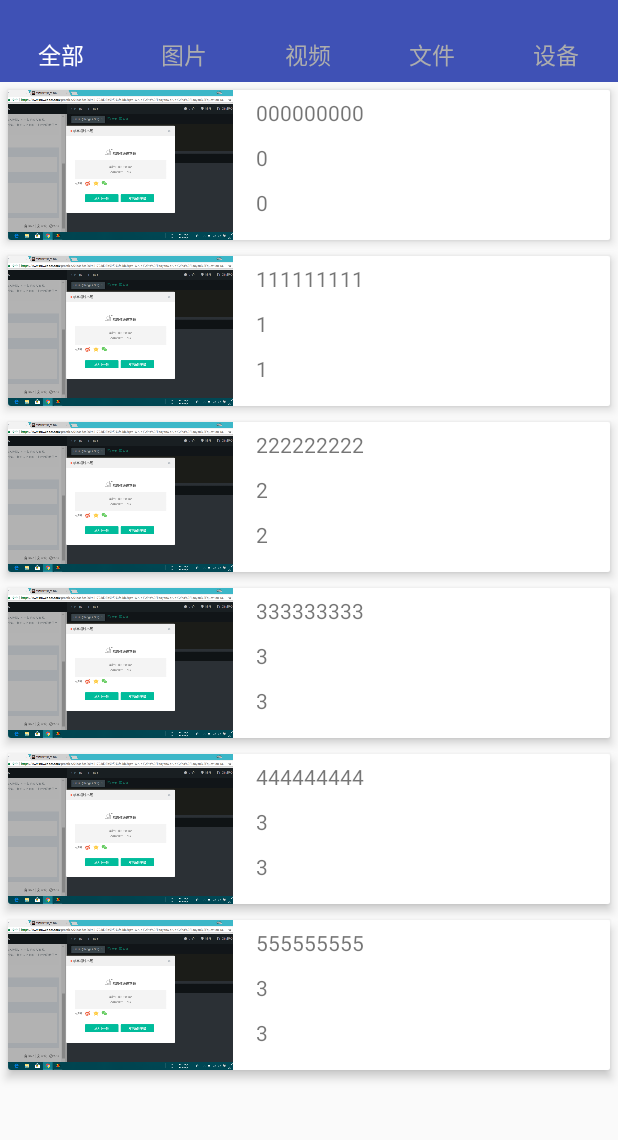
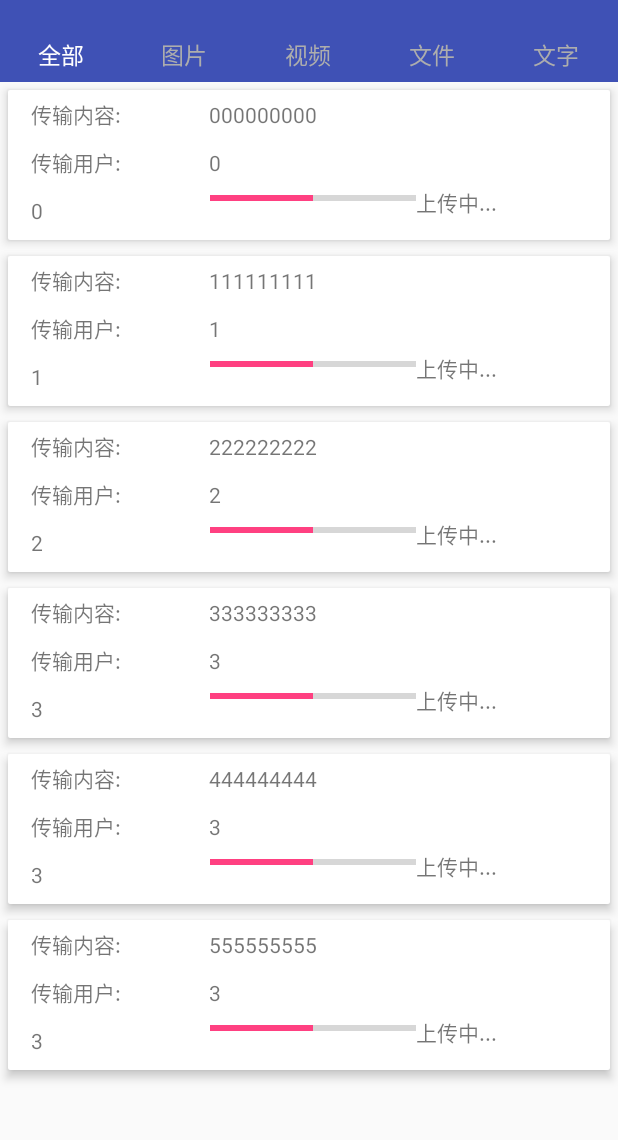
Before and after one commit to SilenCN/LanTransmission, an Android app: the TransInfoActivity screen opened directly, with no data from a screen before it, on a phone screen of 412 x 824 dp, the part 62-1202 px from its top. Run offline under Robolectric (Android 15) with nearby library versions, the phone set to English and light mode, and no system bars; network calls fail.

Commit message:
文字传输 以及进度条添加

```diff
--- a/app/src/main/java/cn/silen_dev/lantransmission/transhistory/TransInfoActivity.java
+++ b/app/src/main/java/cn/silen_dev/lantransmission/transhistory/TransInfoActivity.java
@@ -33,6 +33,7 @@ public class TransInfoActivity extends AppCompatActivity implements RadioGroup.O
     private Toolbar toolbar;
 
     private FileList_Adapter adapter;
+    private WordList_Adapter adapter2;
     private GridLayoutManager layoutManager;
     private RecyclerView recyclerView;
     private RadioGroup rg_tab_bar;
@@ -66,7 +67,7 @@ public class TransInfoActivity extends AppCompatActivity implements RadioGroup.O
         rb_pic=(RadioButton)findViewById(R.id.rb_pic);
         rb_vedio=(RadioButton)findViewById(R.id.rb_vedio);
         rb_file=(RadioButton)findViewById(R.id.rb_file);
-        rb_device=(RadioButton)findViewById(R.id.rb_device);
+        rb_device=(RadioButton)findViewById(R.id.rb_word);
 
         //初始化传输记录数据
         init_all(new ArrayList<Transmission>(Arrays.asList(files)));
@@ -100,9 +101,9 @@ public class TransInfoActivity extends AppCompatActivity implements RadioGroup.O
                 adapter=new FileList_Adapter(transList_file);
                 recyclerView.setAdapter(adapter);
                 break;
-            case R.id.rb_device:
-                adapter=new FileList_Adapter(transList_device);
-                recyclerView.setAdapter(adapter);
+            case R.id.rb_word:
+                adapter2=new WordList_Adapter(transList_device);
+                recyclerView.setAdapter(adapter2);
                 break;
         }
     }
--- a/app/src/main/res/layout/activity_trans_info.xml
+++ b/app/src/main/res/layout/activity_trans_info.xml
@@ -65,10 +65,10 @@
             android:textColor="@drawable/tab_menu_text"/>
 
         <RadioButton
-            android:id="@+id/rb_device"
+            android:id="@+id/rb_word"
             style="@style/tab_menu_item"
-            android:text="设备"
-            android:textColor="@drawable/tab_menu_text"/>
+            android:text="文字"
+            android:textColor="@drawable/tab_menu_text" />
     </RadioGroup>
     <!--</LinearLayout>-->
 
--- a/app/src/main/res/layout/activity_trans_item.xml
+++ b/app/src/main/res/layout/activity_trans_item.xml
@@ -27,41 +27,84 @@
 
         <!--</RelativeLayout>-->
 
-        <ImageView
-            android:id="@+id/pictures"
-            android:layout_width="150dp"
-            android:layout_height="match_parent"
-            android:scaleType="centerCrop"
-            android:src="@mipmap/test_1"/>
-
         <LinearLayout
-            android:layout_width="wrap_content"
+            android:layout_width="match_parent"
             android:layout_height="match_parent"
             android:orientation="vertical">
+            <LinearLayout
+                android:layout_width="match_parent"
+                android:layout_height="wrap_content"
+                android:orientation="horizontal">
+
+                <TextView
+                    android:id="@+id/file_name_title"
+                    android:layout_width="103dp"
+                    android:layout_height="wrap_content"
+                    android:layout_marginLeft="15dp"
+                    android:layout_marginVertical="5dp"
+                    android:text="传输内容:" />
 
                 <TextView
                     android:id="@+id/file_name"
-                android:layout_width="wrap_content"
+                    android:layout_width="235dp"
                     android:layout_height="wrap_content"
                     android:layout_marginLeft="15dp"
                     android:layout_marginVertical="5dp"
-                android:text="文件名:*******" />
+                    android:text="《共产党宣言》.txt" />
+            </LinearLayout>
+
+            <LinearLayout
+                android:layout_width="match_parent"
+                android:layout_height="wrap_content"
+                android:orientation="horizontal">
+
+
+                <TextView
+                    android:id="@+id/file_user_title"
+                    android:layout_width="103dp"
+                    android:layout_height="wrap_content"
+                    android:layout_marginLeft="15dp"
+                    android:layout_marginVertical="5dp"
+                    android:text="传输用户:" />
 
                 <TextView
                     android:id="@+id/file_user"
-                android:layout_width="wrap_content"
+                    android:layout_width="232dp"
                     android:layout_height="wrap_content"
                     android:layout_marginLeft="15dp"
                     android:layout_marginVertical="5dp"
-                android:text="传输用户:*******" />
+                    android:text="127.0.0.1" />
+            </LinearLayout>
+
+
+            <LinearLayout
+                android:layout_width="match_parent"
+                android:layout_height="match_parent"
+                android:orientation="horizontal">
 
                 <TextView
                     android:id="@+id/file_status"
-                android:layout_width="wrap_content"
+                    android:layout_width="119dp"
                     android:layout_height="wrap_content"
                     android:layout_marginLeft="15dp"
                     android:layout_marginVertical="5dp"
-                android:text="传输状态:******" />
+                    android:text="传输状态:" />
+
+                <ProgressBar
+                    android:id="@+id/progressBarHorizontal"
+                    style="?android:attr/progressBarStyleHorizontal"
+                    android:layout_width="137dp"
+                    android:layout_height="wrap_content"
+                    android:max="100"
+                    android:progress="50" />
+
+                <TextView
+                    android:id="@+id/type_of_transform"
+                    android:layout_width="91dp"
+                    android:layout_height="match_parent"
+                    android:text="上传中..." />
+
+            </LinearLayout>
 
         </LinearLayout>
 
```
Also changed, not shown: app/src/main/java/cn/silen_dev/lantransmission/transhistory/WordList_Adapter.java (added, +72 -0 lines), app/src/main/res/layout/trans_info_word.xml (added, +72 -0 lines). Lines whose indentation alone changed are shown as unchanged.
